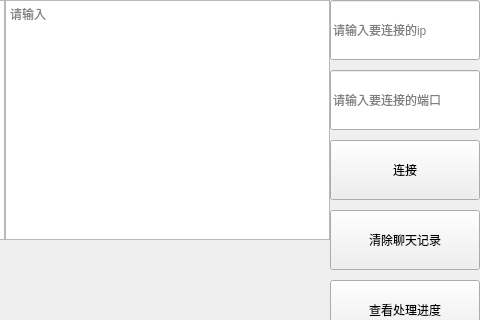
Qt form QtProject/tcpclient.ui (LiuChuXuan/gec6818_arm_demo) before a commit; both pictures show x 320 to 800 and y 0 to 320 of the 800 by 480 pixel window.
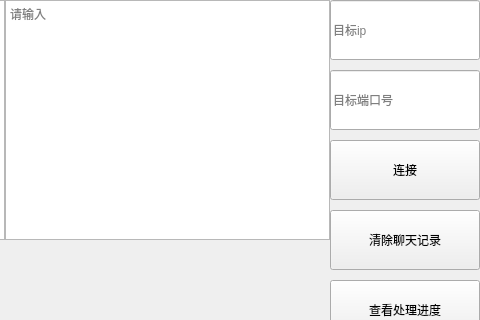
The same form after that commit.

```diff
--- a/QtProject/tcpclient.ui
+++ b/QtProject/tcpclient.ui
@@ -88,7 +88,7 @@
     </rect>
    </property>
    <property name="placeholderText">
-    <string>请输入要连接的ip</string>
+    <string>目标ip</string>
    </property>
   </widget>
   <widget class="QLineEdit" name="portEdit">
@@ -101,7 +101,7 @@
     </rect>
    </property>
    <property name="placeholderText">
-    <string>请输入要连接的端口</string>
+    <string>目标端口号</string>
    </property>
   </widget>
   <widget class="QPushButton" name="progress">
```
